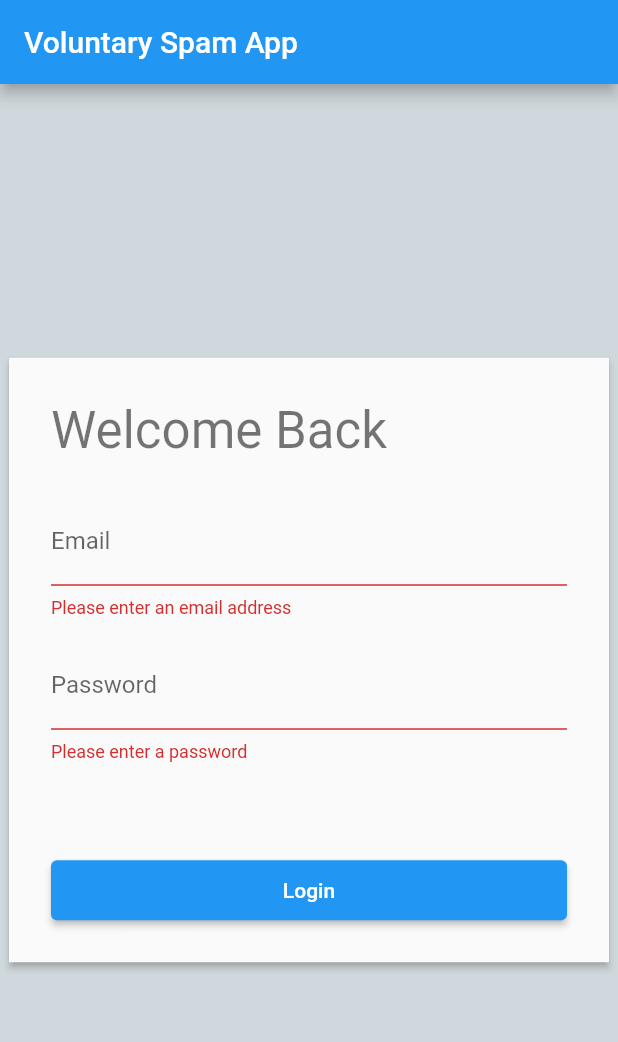
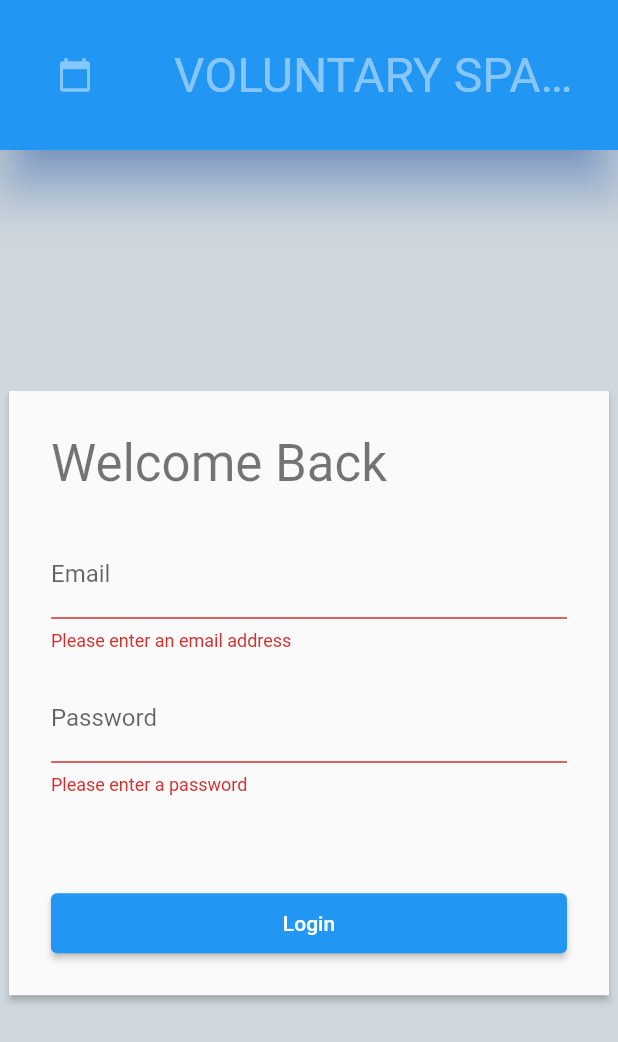
Before and after one commit to Mansimran-Singh/CS530_Project, a Flutter app: the screen it shows after launch, after a tap on "Login", on a phone screen of 412 x 824 dp. Shown: the top 1042 px of the screen. Run offline on Flutter 3.47's test engine with Material 2 defaults, Android fonts, the phone set to English and light mode, and no system bars; our stand-ins replace firebase_auth; accounts and stored records are empty.

```diff
--- a/lib/home.dart
+++ b/lib/home.dart
@@ -1,9 +1,23 @@
+import 'package:firebase_auth/firebase_auth.dart';
 import 'package:flutter/material.dart';
 
 class Home extends StatelessWidget {
   @override
   Widget build(BuildContext context) {
-    return Material(
+    return Scaffold(
+      appBar: AppBar(
+        backgroundColor: Colors.white,
+        automaticallyImplyLeading: false,
+        elevation: 0,
+        actions: [
+          TextButton.icon(
+            onPressed: ()=> FirebaseAuth.instance.signOut(),
+            icon: const Icon(Icons.logout),
+            label: const Text('Sign out'),
+          )
+        ],
+      ),
+      body: Center(
         child: Column(
           children: [
             Text(
@@ -21,6 +35,7 @@ class Home extends StatelessWidget {
           mainAxisAlignment: MainAxisAlignment.center,
           crossAxisAlignment: CrossAxisAlignment.center,
         ),
+      ),
     );
   }
 }
--- a/lib/login/login_page.dart
+++ b/lib/login/login_page.dart
@@ -11,7 +11,16 @@ class LoginPage extends StatelessWidget {
     return Scaffold(
       backgroundColor: Colors.blueGrey.shade100,
       appBar: AppBar(
-        title: const Text("Voluntary Spam App"),
+        title: const Text("VOLUNTARY SPAM APP"),
+        automaticallyImplyLeading: false,
+        centerTitle: true,
+        leading: const Icon(Icons.calendar_today),
+        leadingWidth: 100,
+        shadowColor: Colors.blueAccent,
+        toolbarHeight: 100,
+        toolbarOpacity: 0.5,
+        elevation: 15,
+        titleTextStyle: const TextStyle(fontSize: 32, color: Colors.white,)
       ),
       body: Center(
         child: SizedBox(
@@ -84,11 +93,11 @@ class LoginPage extends StatelessWidget {
                                   email: _email,
                                   password: _password,
                                 )
-                              .then((_) => Navigator.of(context).pushNamed('/home'))
-                              .catchError((error){
+                                .then((_) =>
+                                    Navigator.of(context).pushNamed('/home'))
+                                .catchError((error) {
                               showErrorDialog(context, error);
                             });
-
                           }
                         },
                         child: const Text('Login'),
@@ -105,14 +114,18 @@ class LoginPage extends StatelessWidget {
   }
 
   Future<dynamic> showErrorDialog(BuildContext context, error) {
-    return showDialog(context: context, builder: (context){
+    return showDialog(
+        context: context,
+        builder: (context) {
           return AlertDialog(
             title: const Text('Error!'),
             content: Text(error.message),
             actions: [
-                                    TextButton(onPressed: (){
+              TextButton(
+                  onPressed: () {
                     Navigator.of(context).pop();
-                                    }, child: const Text('Dismiss'))
+                  },
+                  child: const Text('Dismiss'))
             ],
           );
         });
--- a/lib/main.dart
+++ b/lib/main.dart
@@ -1,7 +1,10 @@
+
 import 'package:cs530_project/home.dart';
 import 'package:cs530_project/login/login_page.dart';
 import 'package:cs530_project/not_found_page.dart';
+import 'package:firebase_auth/firebase_auth.dart';
 import 'package:flutter/material.dart';
+import 'package:provider/provider.dart';
 
 void main() {
   runApp(MyApp());
@@ -12,17 +15,26 @@ class MyApp extends StatelessWidget {
   // This widget is the root of your application.
   @override
   Widget build(BuildContext context) {
-    return MaterialApp(
+    return MultiProvider(
+      providers: [
+        StreamProvider<User?>(
+          create: (context) => FirebaseAuth.instance.authStateChanges(),
+          initialData: null,
+      )
+      ],
+      child: MaterialApp(
+        debugShowCheckedModeBanner: false,
         title: 'Flutter Demo',
         theme: ThemeData(
           primarySwatch: Colors.blue,
           visualDensity: VisualDensity.adaptivePlatformDensity,
         ),
-      initialRoute: '/',
-      routes: {
-        '/': (context) => LoginPage(),
-        '/login': (context) => LoginPage(),
-        '/home': (context) => Home(),
+        initialRoute: '/home',
+        onGenerateRoute: (page){
+          // print(page.name);
+          return MaterialPageRoute(builder: (context){
+            return RouteController(pageName: page.name!);
+          });
         },
         onUnknownRoute: (settings) {
           return MaterialPageRoute(
@@ -31,6 +43,33 @@ class MyApp extends StatelessWidget {
             },
           );
         },
+      ),
     );
   }
 }
+
+class RouteController extends StatelessWidget {
+  final String pageName;
+  const RouteController({
+    Key? key, required this.pageName,
+  }) : super(key: key);
+
+  @override
+  Widget build(BuildContext context) {
+    final userSignedIn = Provider.of<User?>(context) != null;
+
+    final notSignedInGoHome = !userSignedIn && pageName == '/home';
+    final singedInGoHome = userSignedIn && pageName == '/home';
+
+    if (pageName == '/') {
+      return Home();
+    }else if (notSignedInGoHome || pageName == '/login') {
+      return LoginPage();
+    }else if (singedInGoHome) {
+      return Home();
+    }else{
+      return NotFoundPage();
+    }
+
+  }
+}
```
Also changed, not shown: pubspec.yaml (+1 -6 lines), pubspec.lock. Lines whose indentation alone changed are shown as unchanged.
